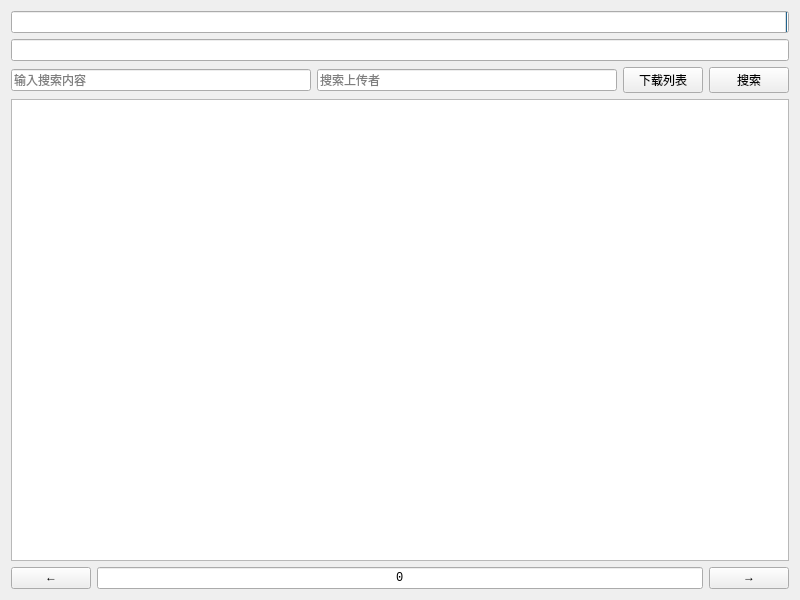
Qt form ehentaiManager/GamieHentaiMainWindow.ui (Gaaaaaami/ehentai_manager) before a commit.
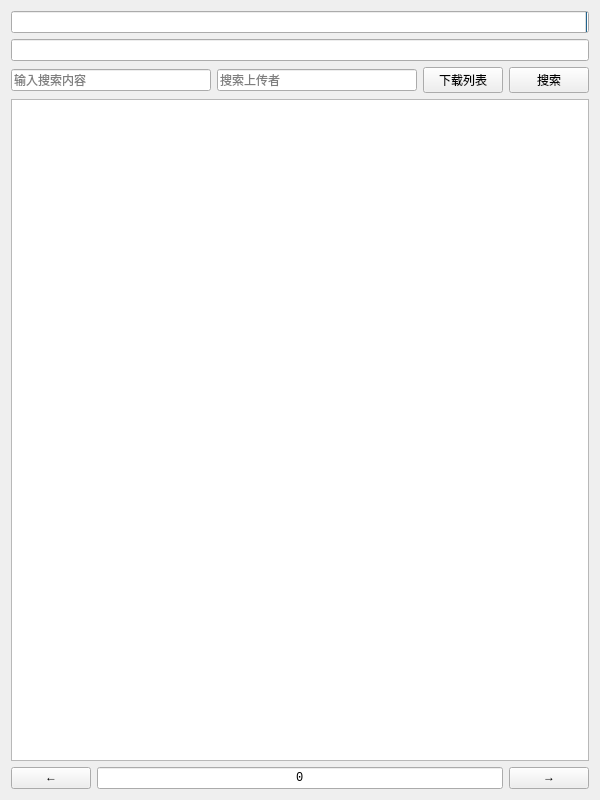
The same form after that commit.

Diff of the .ui file:
```diff
--- a/ehentaiManager/GamieHentaiMainWindow.ui
+++ b/ehentaiManager/GamieHentaiMainWindow.ui
@@ -6,19 +6,19 @@
    <rect>
     <x>0</x>
     <y>0</y>
-    <width>800</width>
-    <height>600</height>
+    <width>600</width>
+    <height>800</height>
    </rect>
   </property>
   <property name="minimumSize">
    <size>
-    <width>800</width>
+    <width>600</width>
     <height>0</height>
    </size>
   </property>
   <property name="maximumSize">
    <size>
-    <width>800</width>
+    <width>600</width>
     <height>16777215</height>
    </size>
   </property>
```
